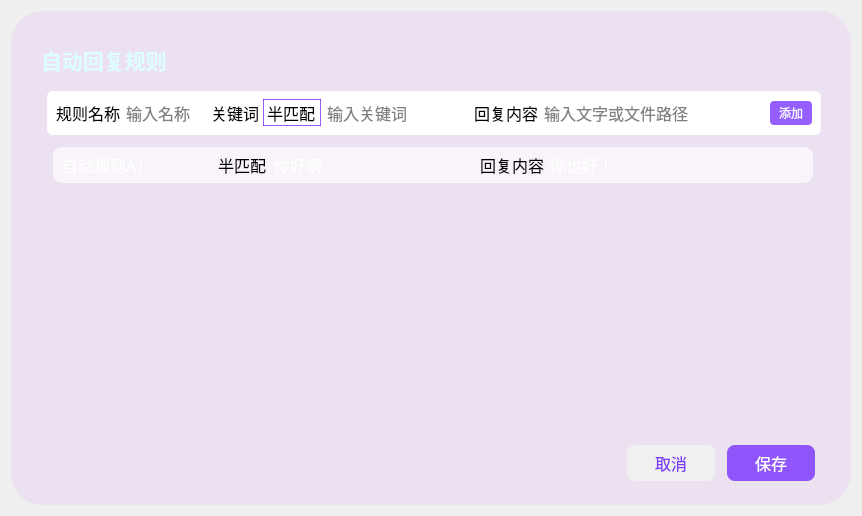
Before: the Qt Designer form UI_Reply.ui in YangShengzhou03/LeafAuto, drawn with Qt 5.
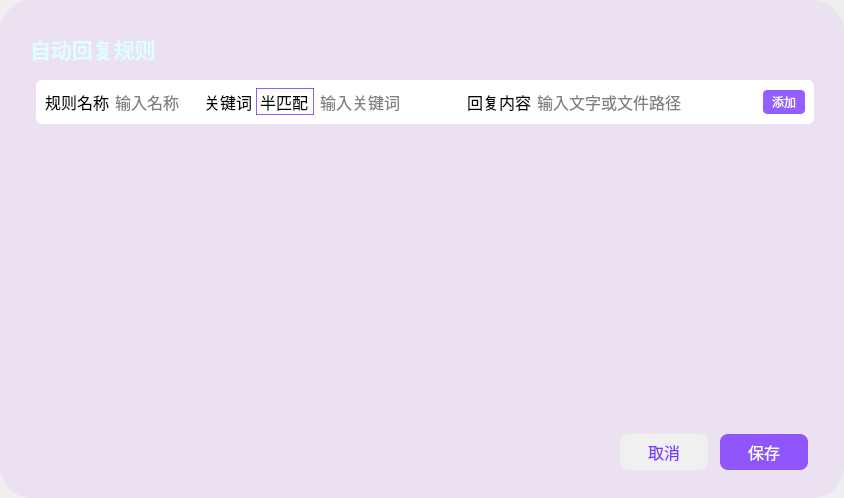
After: the same form once the commit is applied. Icons and pictures are not drawn.

What changed in the file:
```diff
--- a/UI_Reply.ui
+++ b/UI_Reply.ui
@@ -6,14 +6,29 @@
    <rect>
     <x>0</x>
     <y>0</y>
-    <width>862</width>
-    <height>516</height>
+    <width>844</width>
+    <height>498</height>
    </rect>
   </property>
   <property name="windowTitle">
    <string>Dialog</string>
   </property>
   <layout class="QVBoxLayout" name="verticalLayout">
+   <property name="spacing">
+    <number>0</number>
+   </property>
+   <property name="leftMargin">
+    <number>0</number>
+   </property>
+   <property name="topMargin">
+    <number>0</number>
+   </property>
+   <property name="rightMargin">
+    <number>0</number>
+   </property>
+   <property name="bottomMargin">
+    <number>0</number>
+   </property>
    <item>
     <widget class="QFrame" name="frame">
      <property name="styleSheet">
@@ -65,14 +80,14 @@
          <widget class="QWidget" name="widget_3" native="true">
           <property name="minimumSize">
            <size>
-            <width>0</width>
-            <height>0</height>
+            <width>820</width>
+            <height>474</height>
            </size>
           </property>
           <property name="maximumSize">
            <size>
-            <width>16777215</width>
-            <height>16777215</height>
+            <width>820</width>
+            <height>474</height>
            </size>
           </property>
           <property name="styleSheet">
@@ -144,7 +159,7 @@
                    <number>6</number>
                   </property>
                   <property name="bottomMargin">
-                   <number>0</number>
+                   <number>4</number>
                   </property>
                   <item>
                    <widget class="QFrame" name="horizontalFrame_12">
@@ -496,7 +511,7 @@
                        <x>0</x>
                        <y>0</y>
                        <width>774</width>
-                       <height>303</height>
+                       <height>299</height>
                       </rect>
                      </property>
                      <property name="layoutDirection">
@@ -527,176 +542,6 @@
                       <property name="bottomMargin">
                        <number>6</number>
                       </property>
-                      <item row="0" column="0">
-                       <widget class="QWidget" name="RuleWidget_Item" native="true">
-                        <property name="minimumSize">
-                         <size>
-                          <width>760</width>
-                          <height>36</height>
-                         </size>
-                        </property>
-                        <property name="maximumSize">
-                         <size>
-                          <width>760</width>
-                          <height>36</height>
-                         </size>
-                        </property>
-                        <property name="styleSheet">
-                         <string notr="true">border-radius: 9px;
-background:rgba(255, 255, 255, 160);</string>
-                        </property>
-                        <layout class="QHBoxLayout" name="horizontalLayout_18" stretch="0,0,0,0,0">
-                         <property name="spacing">
-                          <number>6</number>
-                         </property>
-                         <property name="leftMargin">
-                          <number>9</number>
-                         </property>
-                         <property name="topMargin">
-                          <number>4</number>
-                         </property>
-                         <property name="rightMargin">
-                          <number>9</number>
-                         </property>
-                         <property name="bottomMargin">
-                          <number>4</number>
-                         </property>
-                         <item>
-                          <widget class="QLabel" name="label_Name">
-                           <property name="minimumSize">
-                            <size>
-                             <width>150</width>
-                             <height>0</height>
-                            </size>
-                           </property>
-                           <property name="maximumSize">
-                            <size>
-                             <width>150</width>
-                             <height>16777215</height>
-                            </size>
-                           </property>
-                           <property name="font">
-                            <font>
-                             <family>微软雅黑 Light</family>
-                             <pointsize>12</pointsize>
-                            </font>
-                           </property>
-                           <property name="styleSheet">
-                            <string notr="true">color:rgb(255, 255, 255);
-background:rgba(0, 0, 0, 0);</string>
-                           </property>
-                           <property name="text">
-                            <string>自动规则A1</string>
-                           </property>
-                          </widget>
-                         </item>
-                         <item>
-                          <widget class="QLabel" name="label_Rule">
-                           <property name="minimumSize">
-                            <size>
-                             <width>50</width>
-                             <height>0</height>
-                            </size>
-                           </property>
-                           <property name="maximumSize">
-                            <size>
-                             <width>50</width>
-                             <height>16777215</height>
-                            </size>
-                           </property>
-                           <property name="font">
-                            <font>
-                             <family>微软雅黑 Light</family>
-                             <pointsize>12</pointsize>
-                            </font>
-                           </property>
-                           <property name="styleSheet">
-                            <string notr="true">color:rgb(0, 0, 0);
-background:rgba(0, 0, 0, 0);</string>
-                           </property>
-                           <property name="text">
-                            <string>半匹配</string>
-                           </property>
-                          </widget>
-                         </item>
-                         <item>
-                          <widget class="QLabel" name="label_KeyWord">
-                           <property name="minimumSize">
-                            <size>
-                             <width>200</width>
-                             <height>0</height>
-                            </size>
-                           </property>
-                           <property name="maximumSize">
-                            <size>
-                             <width>200</width>
-                             <height>16777215</height>
-                            </size>
-                           </property>
-                           <property name="font">
-                            <font>
-                             <family>微软雅黑 Light</family>
-                             <pointsize>12</pointsize>
-                            </font>
-                           </property>
-                           <property name="styleSheet">
-                            <string notr="true">color:rgb(255, 255, 255);
-background:rgba(0, 0, 0, 0);</string>
-                           </property>
-                           <property name="text">
-                            <string>你好啊</string>
-                           </property>
-                          </widget>
-                         </item>
-                         <item>
-                          <widget class="QLabel" name="label_21">
-                           <property name="minimumSize">
-                            <size>
-                             <width>64</width>
-                             <height>0</height>
-                            </size>
-                           </property>
-                           <property name="maximumSize">
-                            <size>
-                             <width>64</width>
-                             <height>16777215</height>
-                            </size>
-                           </property>
-                           <property name="font">
-                            <font>
-                             <family>微软雅黑 Light</family>
-                             <pointsize>12</pointsize>
-                            </font>
-                           </property>
-                           <property name="styleSheet">
-                            <string notr="true">color:rgb(0, 0, 0);
-background:rgba(0, 0, 0, 0);</string>
-                           </property>
-                           <property name="text">
-                            <string>回复内容</string>
-                           </property>
-                          </widget>
-                         </item>
-                         <item>
-                          <widget class="QLabel" name="label_Reply">
-                           <property name="font">
-                            <font>
-                             <family>微软雅黑 Light</family>
-                             <pointsize>12</pointsize>
-                            </font>
-                           </property>
-                           <property name="styleSheet">
-                            <string notr="true">color:rgb(255, 255, 255);
-background:rgba(0, 0, 0, 0);</string>
-                           </property>
-                           <property name="text">
-                            <string>你也好！</string>
-                           </property>
-                          </widget>
-                         </item>
-                        </layout>
-                       </widget>
-                      </item>
                      </layout>
                     </widget>
                    </widget>
```
Left out of the diff: 1 changed line with no effect on the pictures.
